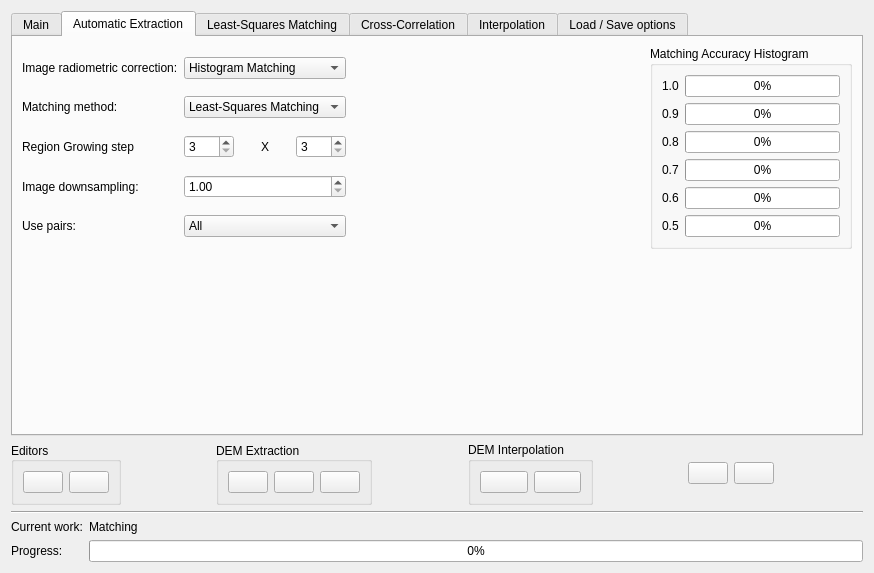
Qt form trunk_Matching/qt/interface/DemExtraction.ui (e-foto/e-foto) before a commit.
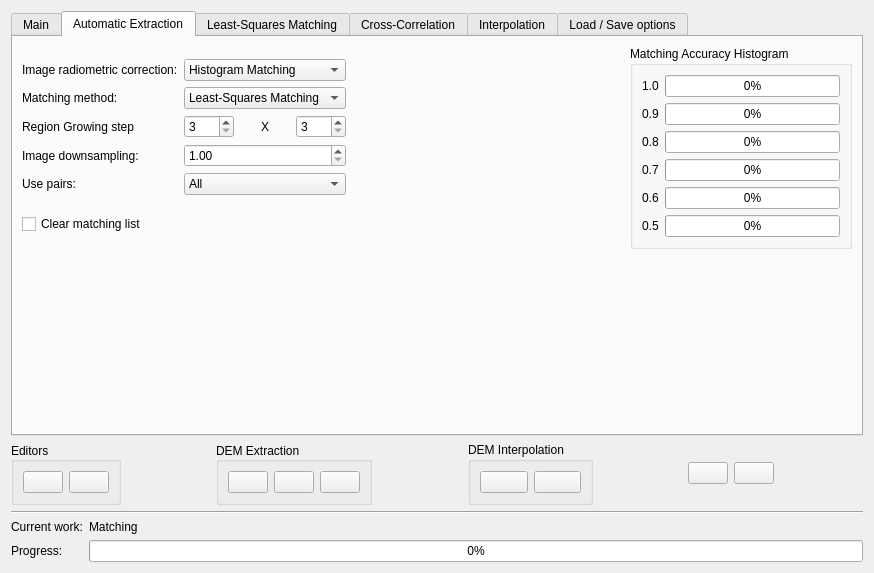
The same form after that commit. The open tabs and pages were chosen to show the change. Icons and pictures are not drawn.

What changed in the file:
```diff
--- a/trunk_Matching/qt/interface/DemExtraction.ui
+++ b/trunk_Matching/qt/interface/DemExtraction.ui
@@ -444,6 +444,8 @@
       </attribute>
       <layout class="QGridLayout" name="gridLayout_23">
        <item row="0" column="0">
+        <layout class="QVBoxLayout" name="verticalLayout_9">
+         <item>
         <layout class="QGridLayout" name="gridLayout_5">
          <item row="0" column="0">
           <widget class="QLabel" name="label_20">
@@ -642,7 +644,16 @@
          </item>
         </layout>
        </item>
-       <item row="0" column="2">
+         <item>
+          <widget class="QCheckBox" name="checkBox_2">
+           <property name="text">
+            <string>Clear matching list</string>
+           </property>
+          </widget>
+         </item>
+        </layout>
+       </item>
+       <item row="0" column="1">
         <widget class="QGroupBox" name="groupBox_13">
          <property name="title">
           <string>Matching Accuracy Histogram</string>
@@ -759,7 +770,7 @@
          </layout>
         </widget>
        </item>
-       <item row="1" column="1">
+       <item row="1" column="0">
         <spacer name="verticalSpacer_4">
          <property name="orientation">
           <enum>Qt::Vertical</enum>
```
Lines whose indentation alone changed are shown as unchanged.
